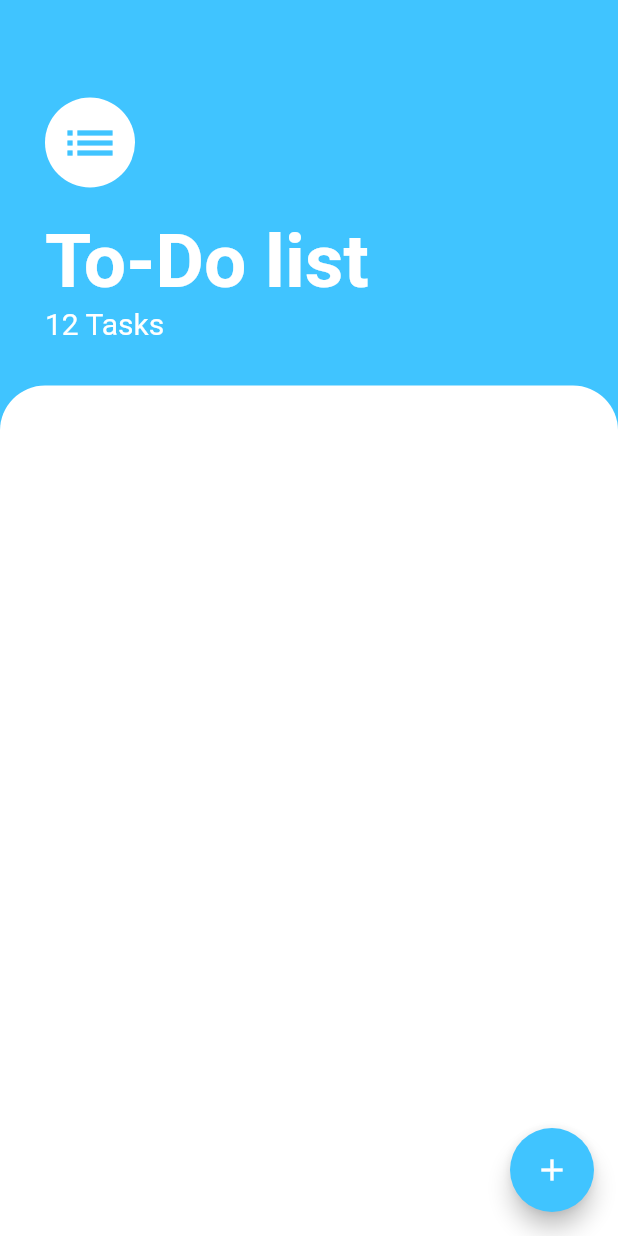
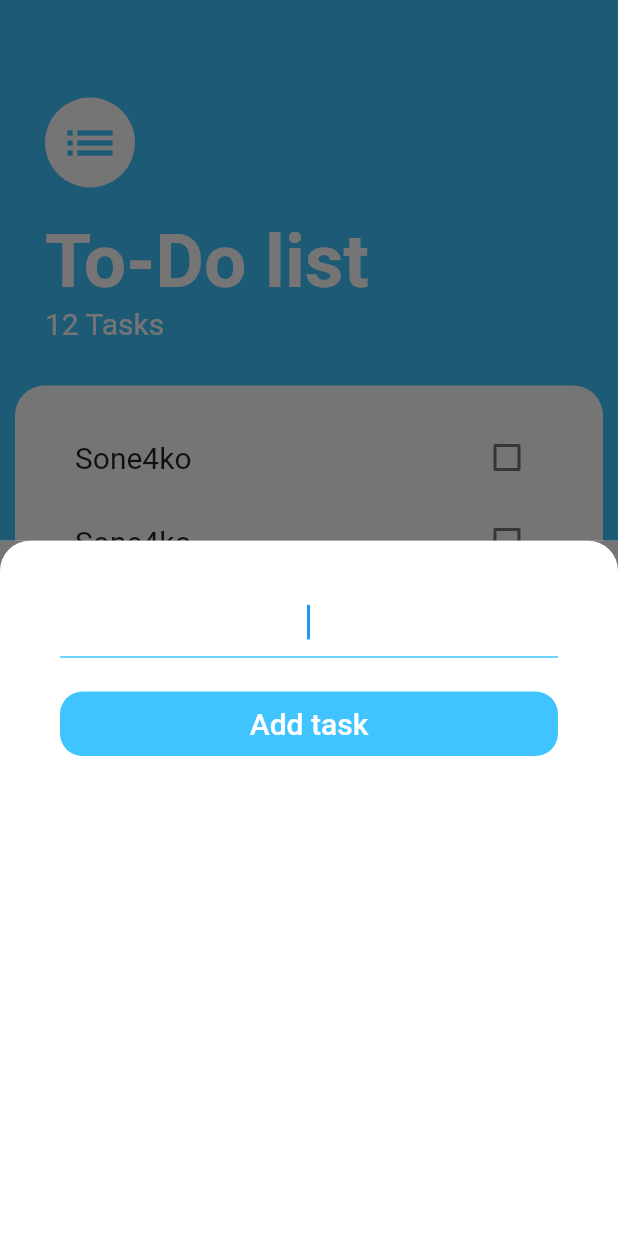
Before and after one commit to IvannaKozak/todo_app, a Flutter app: the screen it shows after launch, after a tap on the "add" icon, on a phone screen of 412 x 824 dp. Run offline on Flutter 3.47's test engine with Material 2 defaults, Android fonts, the phone set to English and light mode, and no system bars.

Commit message:
task screen

```diff
--- /dev/null
+++ b/lib/screens/add_task_screen.dart
@@ -0,0 +1,55 @@
+import 'package:flutter/material.dart';
+
+class AddTaskScreen extends StatelessWidget {
+  @override
+  Widget build(BuildContext context) {
+    return Container(
+      color: Color(0xFF757575),
+      child: Container(
+        decoration: const BoxDecoration(
+          color: Colors.white,
+          borderRadius: BorderRadius.only(
+            topLeft: Radius.circular(20.0),
+            topRight: Radius.circular(20.0),
+          ),
+        ),
+        padding: EdgeInsets.only(top: 30.0, left: 40.0, right: 40.0, bottom: 20.0),
+        child: Column(
+          crossAxisAlignment: CrossAxisAlignment.stretch,
+          children: <Widget>[
+            const TextField(
+              autofocus: true,
+              textAlign: TextAlign.center,
+              style: TextStyle(fontSize: 20.0),
+              decoration: InputDecoration(
+                enabledBorder: UnderlineInputBorder(
+                  borderSide: BorderSide(color: Colors.lightBlueAccent),
+                ),
+                focusedBorder: UnderlineInputBorder(
+                  borderSide: BorderSide(color: Colors.lightBlueAccent),
+                ),
+              ),
+            ),
+            SizedBox(height: 20.0,),
+            FlatButton(
+              padding: EdgeInsets.symmetric(vertical: 10.0),
+              color: Colors.lightBlueAccent,
+              shape: RoundedRectangleBorder(
+                borderRadius: BorderRadius.circular(15.0),
+              ),
+              onPressed: () {},
+              child: const Text(
+                'Add task',
+                style: TextStyle(
+                  color: Colors.white,
+                  fontSize: 20.0,
+                ),
+              ),
+            ),
+          ],
+        ),
+
+      ),
+    );
+  }
+}
--- a/lib/screens/tasks_screen.dart
+++ b/lib/screens/tasks_screen.dart
@@ -1,4 +1,6 @@
 import 'package:flutter/material.dart';
+import 'package:todo_app/screens/add_task_screen.dart';
+import 'package:todo_app/widgets/tasks_list.dart';
 
 class TasksScreen extends StatelessWidget {
   @override
@@ -8,7 +10,9 @@ class TasksScreen extends StatelessWidget {
       floatingActionButton: FloatingActionButton(
         backgroundColor: Colors.lightBlueAccent,
         child: const Icon(Icons.add),
-        onPressed: () {},
+        onPressed: () {
+          showModalBottomSheet(context: context, builder: (context) => AddTaskScreen());
+        },
       ),
       body: Column(
         crossAxisAlignment: CrossAxisAlignment.start,
@@ -43,13 +47,13 @@ class TasksScreen extends StatelessWidget {
           ),
           Expanded(
             child: Container(
+              padding: const EdgeInsets.symmetric(horizontal: 20.0),
+              margin: const EdgeInsets.only(left: 10.0, right: 10.0, bottom: 10.0),
               decoration: const BoxDecoration(
                 color: Colors.white,
-                borderRadius: BorderRadius.only(
-                  topLeft: Radius.circular(30.0),
-                  topRight: Radius.circular(30.0),
-                ),
+                borderRadius: BorderRadius.all(Radius.circular(20.0)),
               ),
+              child: TasksList(),
             ),
           ),
         ],
--- /dev/null
+++ b/lib/widgets/task_tile.dart
@@ -0,0 +1,20 @@
+import 'package:flutter/material.dart';
+
+class TaskTile extends StatelessWidget {
+  const TaskTile({
+    Key? key,
+  }) : super(key: key);
+
+  @override
+  Widget build(BuildContext context) {
+    return ListTile(
+      contentPadding: const EdgeInsets.symmetric(horizontal: 20.0, vertical: 0.0),
+      title: const Text('Sone4ko', style: TextStyle(fontSize: 20.0, )),
+      //Onchagned
+      trailing: Checkbox(
+        value: false,
+        onChanged: (bool? value) {},
+      ),
+    );
+  }
+}
--- /dev/null
+++ b/lib/widgets/tasks_list.dart
@@ -0,0 +1,28 @@
+import 'package:flutter/material.dart';
+import 'package:todo_app/widgets/task_tile.dart';
+
+class TasksList extends StatelessWidget {
+  const TasksList({
+    Key? key,
+  }) : super(key: key);
+
+  @override
+  Widget build(BuildContext context) {
+    return ListView(
+      padding: const EdgeInsets.symmetric(vertical: 20.0),
+      children: const <Widget>[
+        TaskTile(),
+        TaskTile(),
+        TaskTile(),
+        TaskTile(),
+        TaskTile(),
+        TaskTile(),
+        TaskTile(),
+        TaskTile(),
+        TaskTile(),
+        TaskTile(),
+        TaskTile(),
+      ],
+    );
+  }
+}
```
